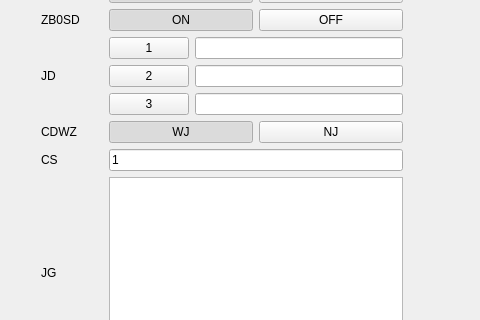
Old version of the form forms/manual/sandiandingwei.ui in the repository zephyrrr/Camotics_modbus; both pictures show x 0 to 480 and y 268 to 588 of the 872 by 751 pixel window.
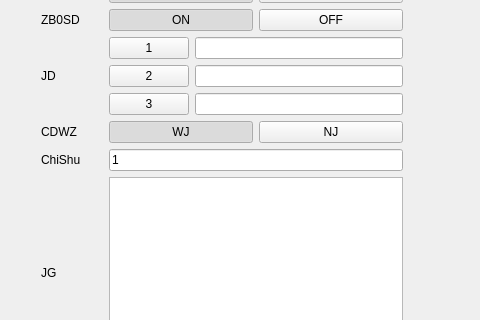
New version of the form. Custom widgets are drawn as their Qt base class.

```diff
--- a/forms/manual/sandiandingwei.ui
+++ b/forms/manual/sandiandingwei.ui
@@ -414,7 +414,7 @@
          <item row="7" column="0">
           <widget class="QLabel" name="label_9">
            <property name="text">
-            <string>CS</string>
+            <string>ChiShu</string>
            </property>
           </widget>
          </item>
```
